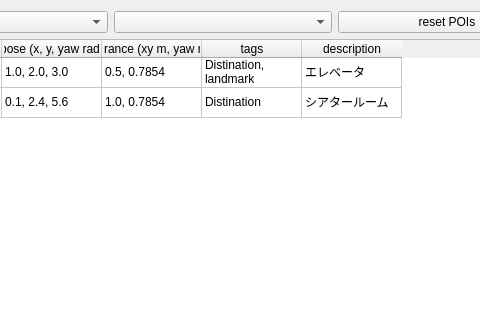
This is mapoi_rviz_plugins/src/ui/poi_editor.ui in shimz-robotics/mapoi as Qt 5 draws it before an edit; both pictures show x 121 to 601 and y 0 to 320 of the 688 by 478 pixel window. The edited form follows.
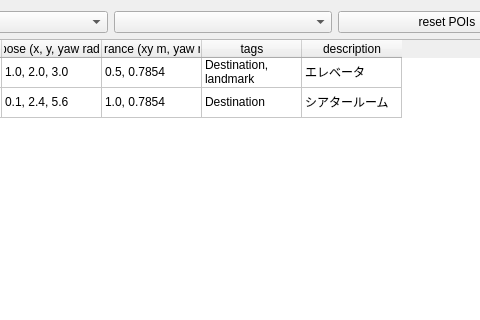
This is the edited form.

Commit message:
fix: Cursor review #159 round 2 の指摘を反映 (#158)
- **medium (ヘビー)** SaveButton で全 cell の null check 追加:
  `cell_text(col)` lambda で nullptr → 空文字に変換。未生成セルが
  混じった場合の segfault を防止。

- **medium (軽微)** tolerance.yaw が `> 2π rad` の場合に reject + 警告:
  本 PR で deg → rad 単位変更したため、旧 deg 入力 (例: `45`) が
  `45 rad` (= 約 7 周分の異常値) として保存される regression を防ぐ。
  警告メッセージで「rad に単位変更した」「もしかして `45 deg` =
  `0.7854 rad` のつもり?」を明示。

- **low (ヘビー)** UI typo 修正: `Distination` → `Destination`
  (poi_editor.ui のサンプル row、2 箇所)。

統合 test 不足は #148 follow-up に継続 (両 reviewer も「scope 大」と認識)。

```diff
--- a/mapoi_rviz_plugins/src/ui/poi_editor.ui
+++ b/mapoi_rviz_plugins/src/ui/poi_editor.ui
@@ -116,7 +116,7 @@
      </item>
      <item row="0" column="3">
       <property name="text">
-       <string>Distination, landmark</string>
+       <string>Destination, landmark</string>
       </property>
      </item>
      <item row="0" column="4">
@@ -141,7 +141,7 @@
      </item>
      <item row="1" column="3">
       <property name="text">
-       <string>Distination</string>
+       <string>Destination</string>
       </property>
      </item>
      <item row="1" column="4">
```
The commit also changes 1 other file.
